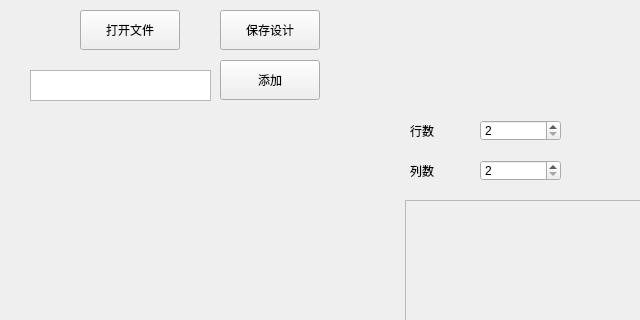
Qt form BannerDesigner.ui (345ljh/MinecraftBannerDesigner) before a commit; both pictures show x 420 to 1060 and y 0 to 320 of the 1200 by 700 pixel window.
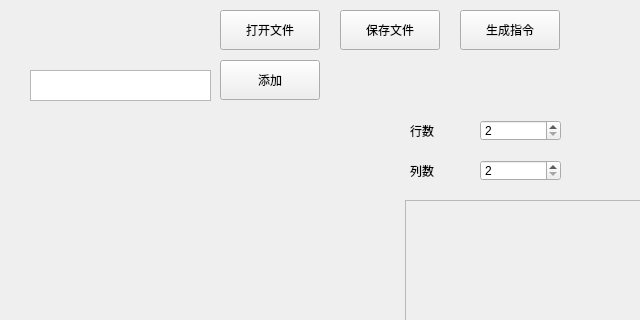
The same form after that commit.

```diff
--- a/BannerDesigner.ui
+++ b/BannerDesigner.ui
@@ -140,7 +140,7 @@
   <widget class="QPushButton" name="FileButton">
    <property name="geometry">
     <rect>
-     <x>500</x>
+     <x>640</x>
      <y>10</y>
      <width>100</width>
      <height>40</height>
@@ -150,19 +150,6 @@
     <string>打开文件</string>
    </property>
   </widget>
-  <widget class="QPushButton" name="SaveButton">
-   <property name="geometry">
-    <rect>
-     <x>640</x>
-     <y>10</y>
-     <width>100</width>
-     <height>40</height>
-    </rect>
-   </property>
-   <property name="text">
-    <string>保存设计</string>
-   </property>
-  </widget>
   <widget class="QComboBox" name="DesignSelectComboBox">
    <property name="geometry">
     <rect>
@@ -227,6 +214,32 @@
     <string>添加</string>
    </property>
   </widget>
+  <widget class="QPushButton" name="SaveFileButton">
+   <property name="geometry">
+    <rect>
+     <x>760</x>
+     <y>10</y>
+     <width>100</width>
+     <height>40</height>
+    </rect>
+   </property>
+   <property name="text">
+    <string>保存文件</string>
+   </property>
+  </widget>
+  <widget class="QPushButton" name="CommandButton">
+   <property name="geometry">
+    <rect>
+     <x>880</x>
+     <y>10</y>
+     <width>100</width>
+     <height>40</height>
+    </rect>
+   </property>
+   <property name="text">
+    <string>生成指令</string>
+   </property>
+  </widget>
  </widget>
  <resources/>
  <connections/>
```
Left out of the diff: 2 changed lines with no effect on the pictures.
